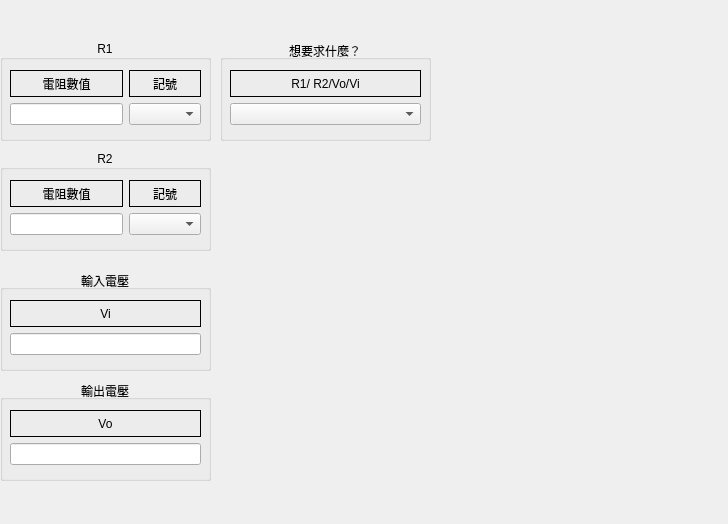
Qt form Voltage_Divider.ui (markscat/Scientific_computing) before a commit.
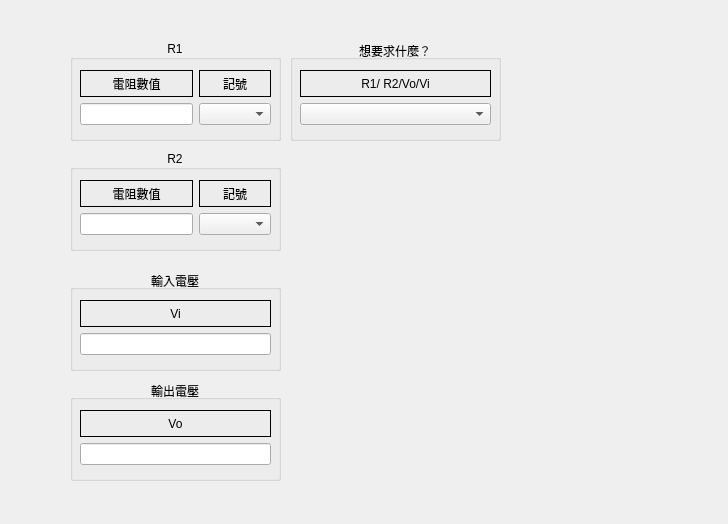
The same form after that commit. Icons and pictures are not drawn.

Patch:
```diff
--- a/Voltage_Divider.ui
+++ b/Voltage_Divider.ui
@@ -16,8 +16,8 @@
   <widget class="QLabel" name="label_20">
    <property name="geometry">
     <rect>
-     <x>450</x>
-     <y>280</y>
+     <x>380</x>
+     <y>340</y>
      <width>251</width>
      <height>111</height>
     </rect>
@@ -38,7 +38,7 @@
   <widget class="QGroupBox" name="groupBox_8">
    <property name="geometry">
     <rect>
-     <x>0</x>
+     <x>70</x>
      <y>270</y>
      <width>211</width>
      <height>101</height>
@@ -82,7 +82,7 @@
   <widget class="QGroupBox" name="groupBox_9">
    <property name="geometry">
     <rect>
-     <x>0</x>
+     <x>70</x>
      <y>380</y>
      <width>211</width>
      <height>101</height>
@@ -126,8 +126,8 @@
   <widget class="QLabel" name="label_2">
    <property name="geometry">
     <rect>
-     <x>460</x>
-     <y>90</y>
+     <x>390</x>
+     <y>150</y>
      <width>211</width>
      <height>171</height>
     </rect>
@@ -148,7 +148,7 @@
   <widget class="QGroupBox" name="groupBox_7">
    <property name="geometry">
     <rect>
-     <x>0</x>
+     <x>70</x>
      <y>150</y>
      <width>211</width>
      <height>101</height>
@@ -208,7 +208,7 @@
   <widget class="QGroupBox" name="groupBox_6">
    <property name="geometry">
     <rect>
-     <x>0</x>
+     <x>70</x>
      <y>40</y>
      <width>211</width>
      <height>101</height>
@@ -268,7 +268,7 @@
   <widget class="QGroupBox" name="groupBox_10">
    <property name="geometry">
     <rect>
-     <x>220</x>
+     <x>290</x>
      <y>40</y>
      <width>211</width>
      <height>101</height>
```
